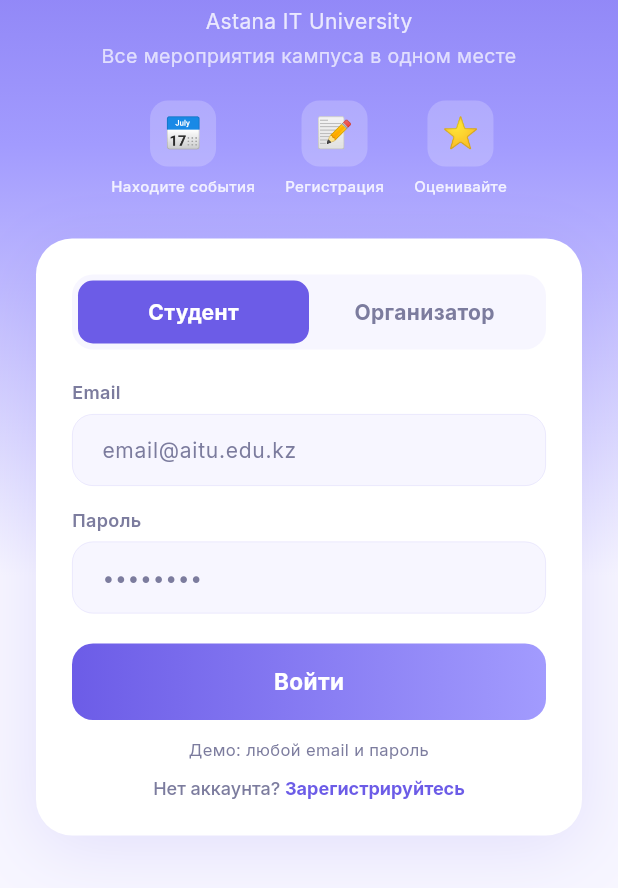
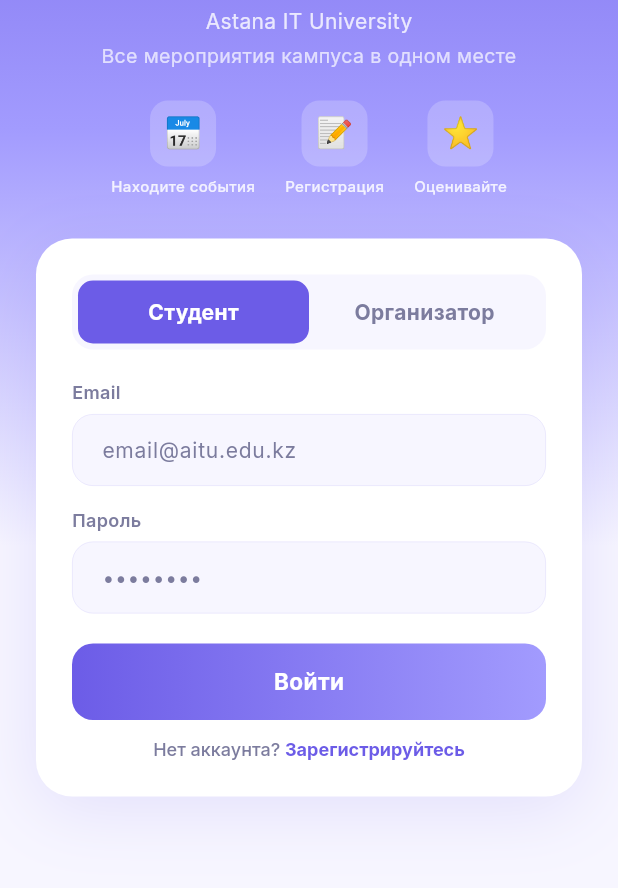
Before and after one commit to Kmr2345/eventhub1, a Flutter app: the screen it shows after launch, on a phone screen of 412 x 824 dp, the part 348-1236 px from its top. Run offline on Flutter 3.47's test engine with Material 3 defaults, Android fonts, the phone set to English and light mode, and no system bars; our stand-ins replace cached_network_image, google_fonts, qr_flutter; accounts and stored records are empty.

Commit message:
aft adding registratio

```diff
--- a/lib/screens/auth_screen.dart
+++ b/lib/screens/auth_screen.dart
@@ -32,7 +32,7 @@ class _AuthScreenState extends State<AuthScreen> {
       'login': 'Войти',
       'register': 'Зарегистрироваться',
       'createAccount': 'Создать аккаунт',
-      'demo': 'Демо: любой email и пароль',
+      'emptyCreds': 'Введите email и пароль',
       'signupPrompt': 'Нет аккаунта? ',
       'signupCta': 'Зарегистрируйтесь',
       'signinPrompt': 'Уже есть аккаунт? ',
@@ -51,7 +51,7 @@ class _AuthScreenState extends State<AuthScreen> {
       'login': 'Кіру',
       'register': 'Тіркелу',
       'createAccount': 'Аккаунт ашу',
-      'demo': 'Демо: кез келген email және пароль',
+      'emptyCreds': 'Email мен құпия сөзді енгізіңіз',
       'signupPrompt': 'Аккаунтыңыз жоқ па? ',
       'signupCta': 'Тіркеліңіз',
       'signinPrompt': 'Аккаунтыңыз бар ма? ',
@@ -70,7 +70,7 @@ class _AuthScreenState extends State<AuthScreen> {
       'login': 'Log In',
       'register': 'Sign up',
       'createAccount': 'Create account',
-      'demo': 'Demo: use any email & password',
+      'emptyCreds': 'Enter email and password',
       'signupPrompt': 'Don\'t have an account? ',
       'signupCta': 'Sign up',
       'signinPrompt': 'Already have an account? ',
@@ -228,6 +228,13 @@ class _AuthScreenState extends State<AuthScreen> {
 
                           final email = _emailCtrl.text.trim();
                           final password = _passwordCtrl.text.trim();
+                          if (email.isEmpty || password.isEmpty) {
+                            if (!mounted) return;
+                            ScaffoldMessenger.of(context).showSnackBar(
+                              SnackBar(content: Text(t['emptyCreds']!)),
+                            );
+                            return;
+                          }
 
                           try {
                             if (!isRegister) {
@@ -291,8 +298,6 @@ class _AuthScreenState extends State<AuthScreen> {
                         ),
                       ),
                       const SizedBox(height: 12),
-                      Text(t['demo']!, textAlign: TextAlign.center, style: GoogleFonts.inter(fontSize: 11, color: AppColors.muted)),
-                      const SizedBox(height: 10),
                       Center(
                         child: GestureDetector(
                           onTap: () => setState(() => isRegister = !isRegister),
```
